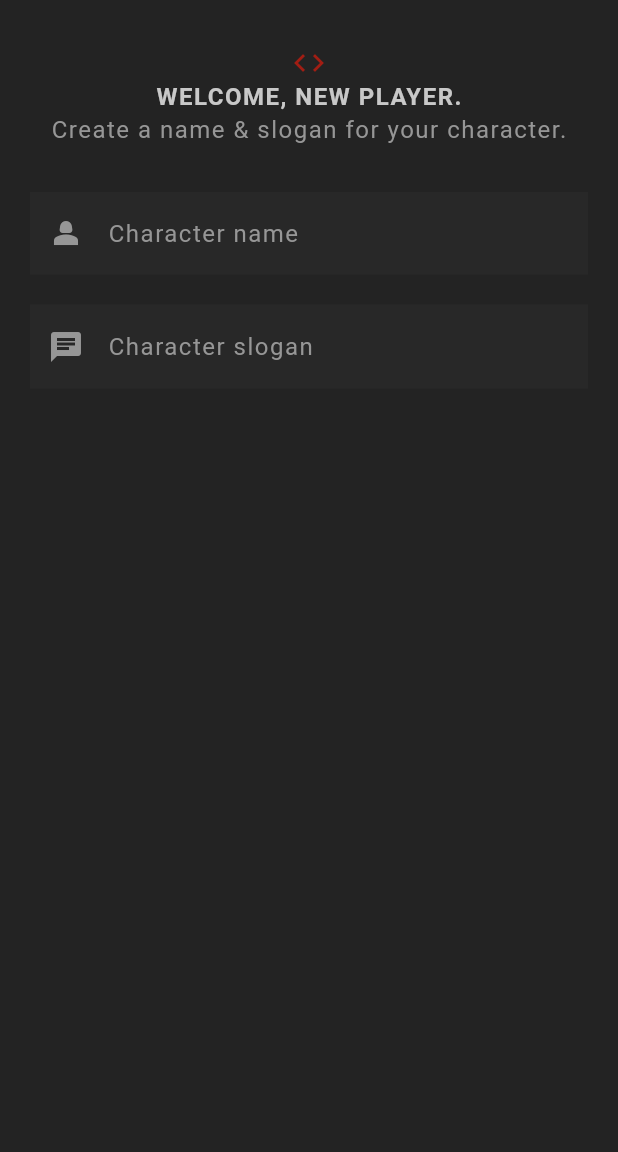
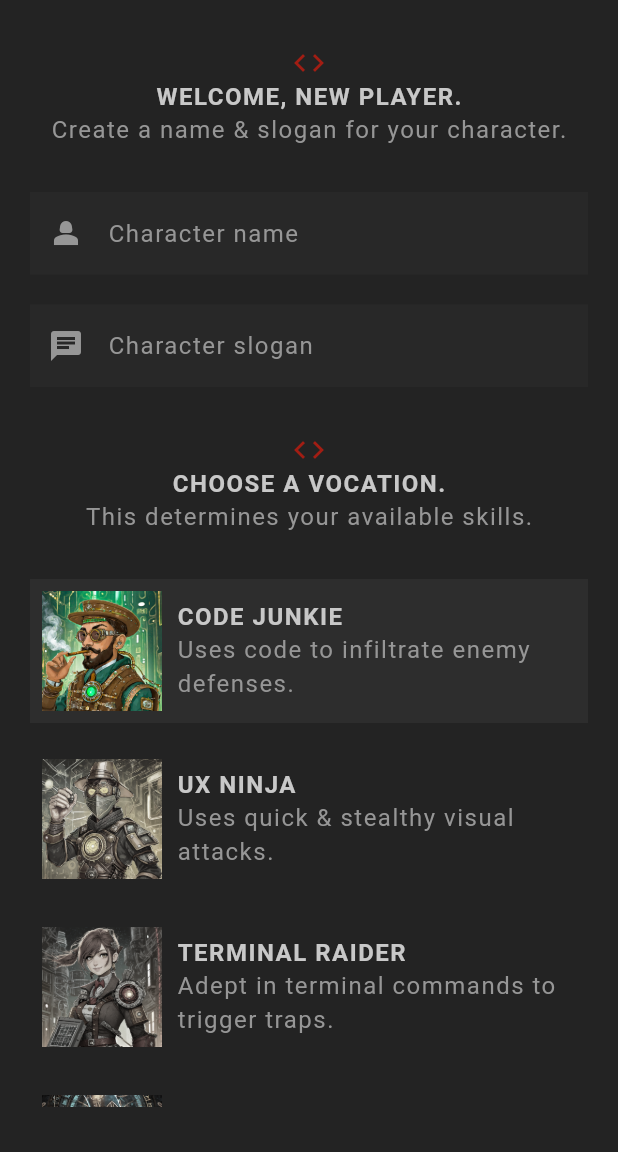
Before and after one commit to JJILU/FLUTTER_CHARACTER_CREATION_APP_NN, a Flutter app: the screen it shows after launch, on a phone screen of 412 x 824 dp, the part 84-1236 px from its top. Run offline on Flutter 3.47's test engine with Material 3 defaults, Android fonts, the phone set to English and light mode, and no system bars; our stand-ins replace google_fonts; Roboto replaces fonts that are missing (Kanit).

Commit message:
second commit

```diff
--- a/analysis_options.yaml
+++ b/analysis_options.yaml
@@ -21,8 +21,9 @@ linter:
   # `// ignore_for_file: name_of_lint` syntax on the line or in the file
   # producing the lint.
   rules:
-    # avoid_print: false  # Uncomment to disable the `avoid_print` rule
-    # prefer_single_quotes: true  # Uncomment to enable the `prefer_single_quotes` rule
+    - avoid_print          # Warns about using `print()`
+    - prefer_single_quotes # Enforces single quotes for strings
+    - prefer_const_constructors # Encourages the use of const where possible
 
 # Additional information about this file can be found at
 # https://dart.dev/guides/language/analysis-options
--- a/lib/components/custom_card.dart
+++ b/lib/components/custom_card.dart
@@ -10,8 +10,8 @@ class CustomCard extends StatelessWidget {
   Widget build(BuildContext context) {
     return Container(
       color: color,
-      padding: EdgeInsets.all(40),
-      margin: EdgeInsets.only(bottom: 40),
+      padding: const EdgeInsets.all(40),
+      margin: const EdgeInsets.only(bottom: 40),
       child: Text(text),
     );
   }
--- a/lib/main.dart
+++ b/lib/main.dart
@@ -1,5 +1,4 @@
 import 'package:character_creation_app/screens/create/create.dart';
-import 'package:character_creation_app/screens/home/home.dart';
 import 'package:character_creation_app/theme.dart';
 import 'package:flutter/material.dart';
 
--- a/lib/screens/create/create.dart
+++ b/lib/screens/create/create.dart
@@ -1,3 +1,6 @@
+import 'package:character_creation_app/models/vocation.dart';
+import 'package:character_creation_app/screens/create/vocation_card.dart';
+import 'package:character_creation_app/shared/styled_button.dart';
 import 'package:flutter/material.dart';
 import 'package:google_fonts/google_fonts.dart';
 
@@ -12,6 +15,41 @@ class Create extends StatefulWidget {
 }
 
 class _CreateState extends State<Create> {
+  final _nameController = TextEditingController();
+  final _sloganController = TextEditingController();
+
+  @override
+  void dispose() {
+    _nameController.dispose();
+    _sloganController.dispose();
+    super.dispose();
+  }
+
+  // handling vocation selection
+  Vocation selectedVocation = Vocation.junkie;
+
+  // method to update selected vocattion
+  void updateVocation(Vocation vocation) {
+    setState(() {
+      selectedVocation = vocation;
+    });
+  }
+
+  // submit handler
+  void handleSubmit() {
+    if (_nameController.text.trim().isEmpty) {
+      print('name must not empty');
+      return;
+    }
+    if (_sloganController.text.trim().isEmpty) {
+      print('slogan must not empty');
+      return;
+    }
+
+    print(_nameController.text);
+    print(_sloganController.text);
+  }
+
   @override
   Widget build(BuildContext context) {
     return Scaffold(
@@ -23,6 +61,7 @@ class _CreateState extends State<Create> {
       ),
       body: Container(
         padding: const EdgeInsets.symmetric(vertical: 30, horizontal: 20),
+        child: SingleChildScrollView(
           child: Column(
             children: [
               // welcome message
@@ -33,36 +72,100 @@ class _CreateState extends State<Create> {
                 ),
               ),
 
-            Center(
+              const Center(
                 child: StyledHeading('Welcome, new player.'),
               ),
 
-            Center(
+              const Center(
                 child: StyledText('Create a name & slogan for your character.'),
               ),
 
-            SizedBox(
+              const SizedBox(
                 height: 30,
               ),
 
               // input for name & slogan
               TextField(
+                controller: _nameController,
                 style: GoogleFonts.kanit(
                     textStyle: Theme.of(context).textTheme.bodyMedium),
-              decoration: InputDecoration(
+                cursorColor: AppColors.textColor,
+                decoration: const InputDecoration(
                   prefixIcon: Icon(Icons.person_2),
-                  label: StyledText('Character name')),
+                  label: StyledText('Character name'),
                 ),
-            SizedBox(
+              ),
+
+              const SizedBox(
                 height: 20,
               ),
+
               TextField(
+                controller: _sloganController,
+                style: GoogleFonts.kanit(
+                    textStyle: Theme.of(context).textTheme.bodyMedium),
+                cursorColor: AppColors.textColor,
+                decoration: const InputDecoration(
+                  prefixIcon: Icon(Icons.chat),
+                  label: StyledText(
+                    'Character slogan',
+                  ),
+                ),
+              ),
 
-              decoration: InputDecoration(
-                  prefixIcon: Icon(Icons.chat),
-                  label: StyledText('Character slogan')),
-            )
+              const SizedBox(
+                height: 30,
+              ),
+
+              // select vocation title
+              // welcome message
+              Center(
+                child: Icon(
+                  Icons.code,
+                  color: AppColors.primaryColor,
+                ),
+              ),
+
+              const Center(
+                child: StyledHeading('Choose a vocation.'),
+              ),
+
+              const Center(
+                child: StyledText('This determines your available skills.'),
+              ),
+
+              const SizedBox(
+                height: 30,
+              ),
+
+              // vocation cards
+              VocationCard(
+                selected: selectedVocation == Vocation.junkie,
+                onTap: updateVocation,
+                vocation: Vocation.junkie),
+             VocationCard(
+                selected: selectedVocation == Vocation.ninja,
+                onTap: updateVocation,
+                vocation: Vocation.ninja),
+              VocationCard(
+                selected: selectedVocation == Vocation.raider,
+                onTap: updateVocation,
+                vocation: Vocation.raider),
+              VocationCard(
+                selected: selectedVocation == Vocation.algorithmic,
+                onTap: updateVocation,
+                vocation: Vocation.algorithmic),
+
+              Center(
+                child: StyledButton(
+                  onPressed: handleSubmit,
+                  child: const StyledHeading(
+                    'Create Character',
+                  ),
+                ),
+              ),
             ],
+          ),
         ),
       ),
     );
--- /dev/null
+++ b/lib/screens/create/vocation_card.dart
@@ -0,0 +1,61 @@
+import 'package:character_creation_app/models/vocation.dart';
+import 'package:character_creation_app/shared/styled_text.dart';
+import 'package:character_creation_app/theme.dart';
+import 'package:flutter/material.dart';
+
+class VocationCard extends StatelessWidget {
+  const VocationCard(
+      {super.key,
+      required this.vocation,
+      required this.onTap,
+      required this.selected});
+
+  final Vocation vocation;
+  final void Function(Vocation) onTap;
+  final bool selected;
+
+  @override
+  Widget build(BuildContext context) {
+    return GestureDetector(
+      onTap: () {
+        onTap(vocation);
+        print(vocation);
+      },
+      child: Card(
+        color: selected ? AppColors.secondaryColor : Colors.transparent,
+        child: Padding(
+          padding: const EdgeInsets.all(8),
+          child: Row(
+            children: [
+              // vocation image
+              Image.asset(
+                'assets/img/vocations/${vocation.image}',
+                width: 80,
+                colorBlendMode: BlendMode.color,
+                color: !selected ? Colors.black.withOpacity(0.8) : Colors.transparent,
+              ),
+
+              const SizedBox(
+                width: 10,
+              ),
+
+              Expanded(
+                  child: Column(
+                crossAxisAlignment: CrossAxisAlignment.start,
+                children: [
+                  // name of vocation
+                  StyledHeading(vocation.title),
+
+                  // vocation description
+                  StyledText(vocation.description),
+                ],
+              ))
+
+              //
+            ],
+          ),
+        ),
+      ),
+    );
+  }
+}
--- a/lib/screens/home/character_card.dart
+++ b/lib/screens/home/character_card.dart
@@ -20,7 +20,7 @@ class CharacterCard extends StatelessWidget {
               width: 80,
             ),
 
-            SizedBox(width:20),
+            const SizedBox(width:20),
 
             Column(
               crossAxisAlignment: CrossAxisAlignment.start,
@@ -29,7 +29,7 @@ class CharacterCard extends StatelessWidget {
               StyledText(character.vocation.title)
             ],),
 
-            Expanded(child: SizedBox()),
+            const Expanded(child: SizedBox()),
             IconButton(
               onPressed: () {},
               icon: Icon(
--- a/lib/screens/home/home.dart
+++ b/lib/screens/home/home.dart
@@ -37,7 +37,7 @@ class _HomeState extends State<Home> {
             ),
             StyledButton(
               onPressed: () {},
-              child: StyledHeading(
+              child: const StyledHeading(
                 'Create New',
               ),
             ),
--- a/lib/shared/styled_button.dart
+++ b/lib/shared/styled_button.dart
@@ -10,7 +10,7 @@ class StyledButton extends StatelessWidget {
   @override
   Widget build(BuildContext context) {
     return TextButton(onPressed: onPressed, child: Container(
-      padding: EdgeInsets.symmetric(
+      padding: const EdgeInsets.symmetric(
         vertical: 10,
         horizontal: 20
       ),
```
Also changed, not shown: lib/models/stats.dart (+4 -4 lines), lib/models/vocation.dart (+20 -20 lines). Lines whose indentation alone changed are shown as unchanged.
